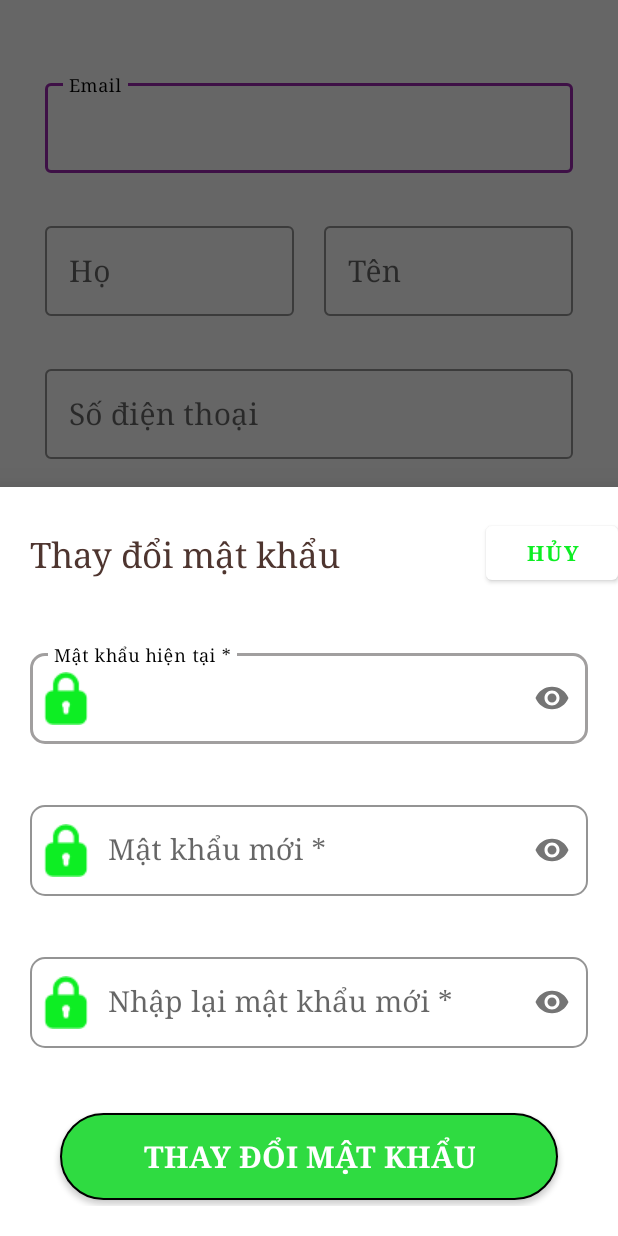
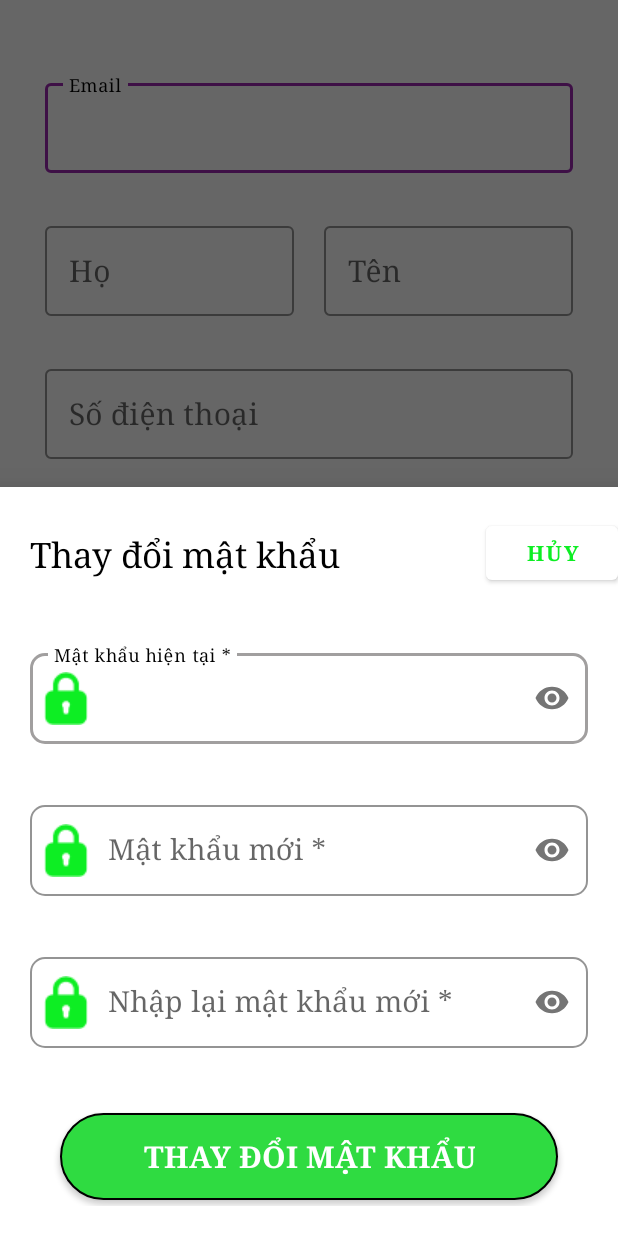
Before and after one commit to Unmeinh/LapFan, an Android app: the AccountKHManagerActivity screen opened directly, with no data from a screen before it, after a tap on "CẬP NHẬT", on a phone screen of 412 x 824 dp. Run offline under Robolectric (Android 15) with nearby library versions, the phone set to English and light mode, and no system bars.

Commit message:
Update 10:34 6/11/22

```diff
--- a/app/src/main/res/layout/dialog_doi_pass.xml
+++ b/app/src/main/res/layout/dialog_doi_pass.xml
@@ -20,7 +20,7 @@
             android:layout_width="wrap_content"
             android:layout_height="wrap_content"
             android:text="@string/thay_i_m_t_kh_u"
-            android:textColor="#4E352F"
+            android:textColor="#000000"
             android:textSize="23sp" />
 
         <Button
```
